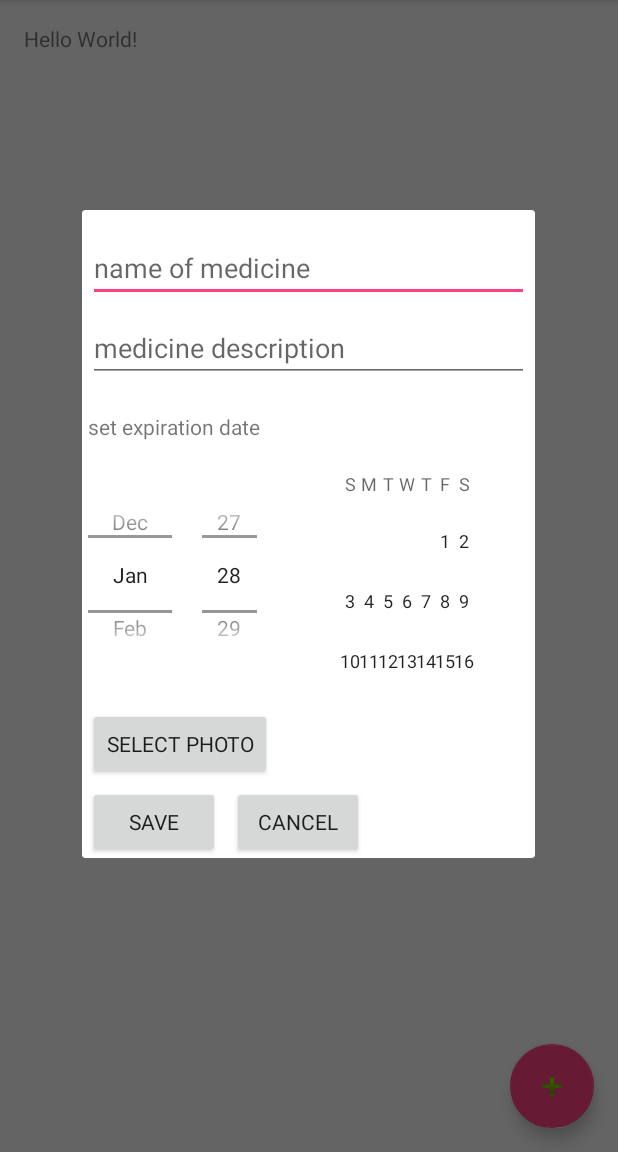
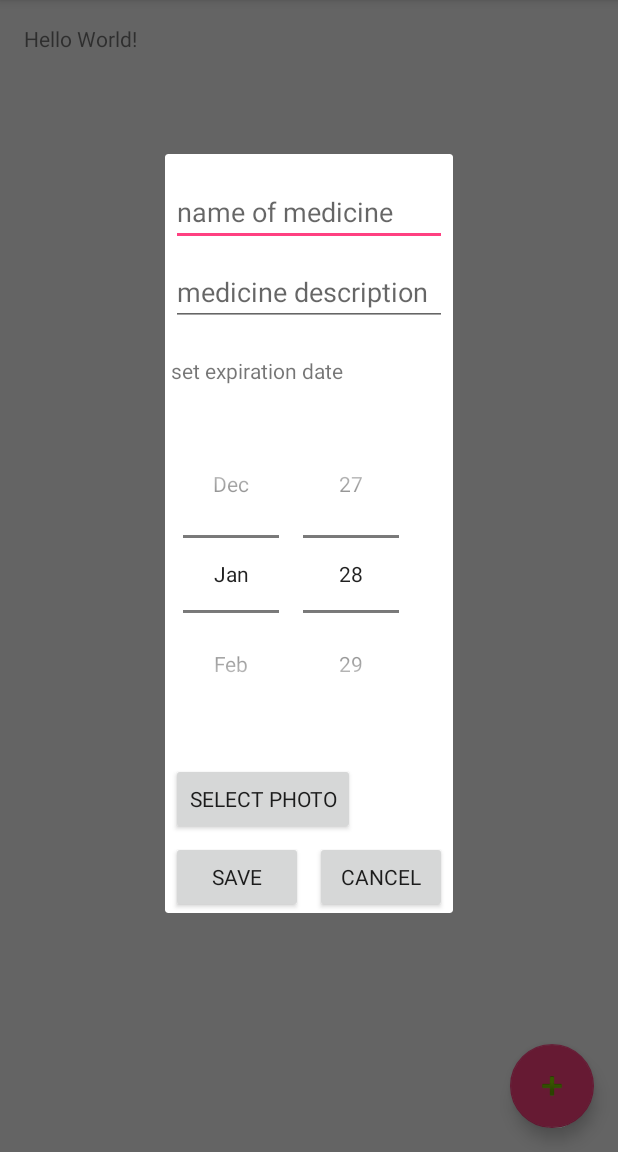
Before and after one commit to kawakuticode/Phone-Pharmacy, an Android app: the screen it shows after launch (MainActivity), after a tap on an icon or button, on a phone screen of 412 x 824 dp, the part 84-1236 px from its top. Run offline under Robolectric (Android 15) with nearby library versions, the phone set to English and light mode, and no system bars.

```diff
--- a/app/src/main/AndroidManifest.xml
+++ b/app/src/main/AndroidManifest.xml
@@ -1,6 +1,9 @@
 <?xml version="1.0" encoding="utf-8"?>
 <manifest xmlns:android="http://schemas.android.com/apk/res/android"
     package="com.code.kawakuti.phonepharmacy">
+
+
+    <uses-permission android:name="android.permission.WRITE_EXTERNAL_STORAGE"/>
 
     <application
         android:allowBackup="true"
@@ -14,7 +17,6 @@
             android:theme="@style/AppTheme.NoActionBar">
             <intent-filter>
                 <action android:name="android.intent.action.MAIN" />
-
                 <category android:name="android.intent.category.LAUNCHER" />
             </intent-filter>
         </activity>
--- a/app/src/main/java/com/code/kawakuti/phonepharmacy/MainActivity.java
+++ b/app/src/main/java/com/code/kawakuti/phonepharmacy/MainActivity.java
@@ -14,6 +14,7 @@ import android.provider.MediaStore;
 import android.support.design.widget.FloatingActionButton;
 import android.support.v7.app.AppCompatActivity;
 import android.support.v7.widget.Toolbar;
+import android.util.Log;
 import android.view.LayoutInflater;
 import android.view.Menu;
 import android.view.MenuItem;
@@ -29,16 +30,25 @@ import java.io.FileNotFoundException;
 import java.io.FileOutputStream;
 import java.io.IOException;
 import java.util.ArrayList;
+import java.util.Calendar;
+import java.util.Date;
+import java.util.GregorianCalendar;
 import java.util.List;
 
 public class MainActivity extends AppCompatActivity {
 
     private static final int REQUEST_CAMERA = 0;
     private static final int SELECT_FILE = 1;
+    private static final String TAG = "PHARMACY";
     private TextView med_name, med_description;
-    private DatePicker expiration_date;
+    private DatePicker expiration_date_picker;
     private String img_source;
     private Button bt_chooseFile, bt_save, bt_cancel;
+    private Calendar mCalendar;
+    private int day, month, mYear;
+    private Date expiration_date;
+
+
     private List<Med> listMeds = new ArrayList<Med>();
     private DataBaseHandler db;
 
@@ -48,9 +58,10 @@ public class MainActivity extends AppCompatActivity {
         setContentView(R.layout.activity_main);
 
         db = new DataBaseHandler(getApplicationContext());
+
         Toolbar toolbar = (Toolbar) findViewById(R.id.toolbar);
         setSupportActionBar(toolbar);
-        init();
+        initCalendar();
 
 
         FloatingActionButton fab = (FloatingActionButton) findViewById(R.id.fab);
@@ -63,10 +74,13 @@ public class MainActivity extends AppCompatActivity {
         });
     }
 
-    public void init() {
+    public void initCalendar() {
 
+        mCalendar = new GregorianCalendar();
+        day = mCalendar.get(Calendar.DAY_OF_MONTH);
+        month = mCalendar.get(Calendar.MONTH);
+        mYear = mCalendar.get(Calendar.YEAR);
 
-        /*bt_takePic = (Button) findViewById(R.id.takepic);*/
     }
 
     public Dialog addMedDialog() {
@@ -80,16 +94,23 @@ public class MainActivity extends AppCompatActivity {
 
         med_name = (TextView) builder.findViewById(R.id.name);
         med_description = (TextView) builder.findViewById(R.id.description);
-        expiration_date = (DatePicker) builder.findViewById(R.id.expiration_date);
+        expiration_date_picker = (DatePicker) builder.findViewById(R.id.expiration_date);
         bt_chooseFile = (Button) builder.findViewById(R.id.imgSrc);
         bt_save = (Button) builder.findViewById(R.id.save);
         bt_cancel = (Button) builder.findViewById(R.id.cancel);
 
 
+        expiration_date_picker.init(mYear, month, day, new DatePicker.OnDateChangedListener() {
+            @Override
+            public void onDateChanged(DatePicker view, int year, int monthOfYear, int dayOfMonth) {
+                mCalendar.set(year, monthOfYear + 1, dayOfMonth);
+                Log.d(TAG, mCalendar.get(Calendar.DAY_OF_MONTH) + " "
+                        + mCalendar.get(Calendar.MONTH) + " " + mCalendar.get(Calendar.YEAR));
+            }
+        });
         bt_chooseFile.setOnClickListener(new View.OnClickListener() {
             @Override
             public void onClick(View v) {
-                Toast.makeText(getApplicationContext(), "Botao do caralho ", Toast.LENGTH_SHORT).show();
                 selectImage();
             }
         });
@@ -98,21 +119,21 @@ public class MainActivity extends AppCompatActivity {
             @Override
             public void onClick(View v) {
 
-               // Toast.makeText(getApplicationContext(), "Let's  Save ", Toast.LENGTH_SHORT).show();
+                // Toast.makeText(getApplicationContext(), "Let's  Save ", Toast.LENGTH_SHORT).show();
                 if (checkFields(med_name)) {
 
                     Med tmp = new Med();
                     tmp.setName(med_name.getText().toString());
                     tmp.setDescription(med_description.getText().toString());
-                    // tmp.setExpireDate();
+                    tmp.setExpireDate(mCalendar.getTime());
                     tmp.setSrcImage(img_source);
 
-
-                    if ( insertToDataBase(tmp)> 0) {
+                    if (db.addMed(tmp) > 0) {
                         builder.dismiss();
                         Toast.makeText(getApplicationContext(), "Inserted with Sucess", Toast.LENGTH_SHORT).show();
+                        listMeds(db.getAllMedsList());
                     }
-                    }else {
+                } else {
                     Toast.makeText(getApplicationContext(), "CHECK FIELDS", Toast.LENGTH_SHORT).show();
                 }
             }
@@ -126,8 +147,6 @@ public class MainActivity extends AppCompatActivity {
                 builder.cancel();
             }
         });
-
-
 
 
         return builder;
@@ -196,7 +215,18 @@ public class MainActivity extends AppCompatActivity {
             e.printStackTrace();
         }
         img_source = destination.getAbsolutePath();
+        changeButtonText(img_source, bt_chooseFile);
         // ivImage.setImageBitmap(thumbnail);
+    }
+
+
+    public void changeButtonText(String path, Button choose) {
+
+        if (path.length() != 0) {
+            String[] path_parts = path.split("/");
+            choose.setText(path_parts[path_parts.length - 1]);
+        }
+
     }
 
     @SuppressWarnings("deprecation")
@@ -210,6 +240,7 @@ public class MainActivity extends AppCompatActivity {
 
         String selectedImagePath = cursor.getString(column_index);
         img_source = selectedImagePath;
+        changeButtonText(img_source, bt_chooseFile);
         //  to be used after;
 
         /*Bitmap bm;
@@ -228,8 +259,10 @@ public class MainActivity extends AppCompatActivity {
         ivImage.setImageBitmap(bm);*/
     }
 
-    public Long insertToDataBase(Med med) {
-        return db.addMed(med);
+    public void listMeds(List<Med> medicine) {
+        for (Med med : medicine) {
+            Log.d(TAG, med.toString());
+        }
     }
 
 
--- a/app/src/main/res/layout/dialog_addmed.xml
+++ b/app/src/main/res/layout/dialog_addmed.xml
@@ -46,14 +46,15 @@
 
 <DatePicker
         android:id="@+id/expiration_date"
-        android:layout_width="294dp"
-        android:layout_height="138dp"
+        android:layout_width="match_parent"
+        android:layout_height="wrap_content"
         android:layout_marginTop="4dp"
         android:layout_marginLeft="4dp"
         android:layout_marginRight="4dp"
         android:layout_marginBottom="16dp"
         android:fontFamily="sans-serif"
-        android:datePickerMode="spinner" />
+        android:datePickerMode="spinner"
+    android:calendarViewShown="false"/>
 
     <Button
         android:id="@+id/imgSrc"
```
